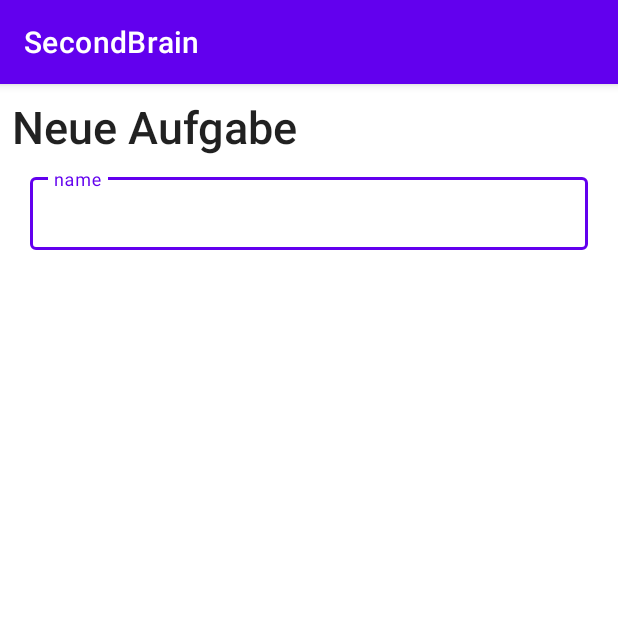
After one commit to SecondBrainPlanner/SecondBrain, an Android app: the fragment NewTaskSheet shown on its own in the app's theme, on a phone screen of 412 x 824 dp, the top half of it. The commit adds this screen. Run offline under Robolectric (Android 15) with nearby library versions, the phone set to English and light mode, and no system bars.

Commit message:
updated java version to 17 / added bottomSheetFragment
bottomSheetFragment:
added NewTaskSheet activity and xml

```diff
--- /dev/null
+++ b/app/src/main/java/io/github/secondbrainplanner/NewTaskSheet.kt
@@ -0,0 +1,57 @@
+package io.github.secondbrainplanner
+
+import android.os.Bundle
+import androidx.fragment.app.Fragment
+import android.view.LayoutInflater
+import android.view.View
+import android.view.ViewGroup
+
+// TODO: Rename parameter arguments, choose names that match
+// the fragment initialization parameters, e.g. ARG_ITEM_NUMBER
+private const val ARG_PARAM1 = "param1"
+private const val ARG_PARAM2 = "param2"
+
+/**
+ * A simple [Fragment] subclass.
+ * Use the [NewTaskSheet.newInstance] factory method to
+ * create an instance of this fragment.
+ */
+class NewTaskSheet : Fragment() {
+    // TODO: Rename and change types of parameters
+    private var param1: String? = null
+    private var param2: String? = null
+
+    override fun onCreate(savedInstanceState: Bundle?) {
+        super.onCreate(savedInstanceState)
+        arguments?.let {
+            param1 = it.getString(ARG_PARAM1)
+            param2 = it.getString(ARG_PARAM2)
+        }
+    }
+
+    override fun onCreateView(inflater: LayoutInflater, container: ViewGroup?,
+                              savedInstanceState: Bundle?): View? {
+        // Inflate the layout for this fragment
+        return inflater.inflate(R.layout.fragment_new_task_sheet, container, false)
+    }
+
+    companion object {
+        /**
+         * Use this factory method to create a new instance of
+         * this fragment using the provided parameters.
+         *
+         * @param param1 Parameter 1.
+         * @param param2 Parameter 2.
+         * @return A new instance of fragment NewTaskSheet.
+         */
+        // TODO: Rename and change types and number of parameters
+        @JvmStatic
+        fun newInstance(param1: String, param2: String) =
+                NewTaskSheet().apply {
+                    arguments = Bundle().apply {
+                        putString(ARG_PARAM1, param1)
+                        putString(ARG_PARAM2, param2)
+                    }
+                }
+    }
+}
--- /dev/null
+++ b/app/src/main/res/layout/fragment_new_task_sheet.xml
@@ -0,0 +1,39 @@
+<?xml version="1.0" encoding="utf-8"?>
+<LinearLayout
+    android:orientation="vertical"
+    xmlns:android="http://schemas.android.com/apk/res/android"
+    xmlns:tools="http://schemas.android.com/tools"
+    android:layout_width="match_parent"
+    android:layout_height="match_parent"
+    tools:context=".NewTaskSheet">
+
+
+    <TextView
+        android:layout_width="match_parent"
+        android:layout_height="wrap_content"
+        android:text="Neue Aufgabe"
+        android:textSize="30sp"
+        android:layout_marginTop="8dp"
+        android:layout_marginStart="8dp"
+        style="@style/TextAppearance.AppCompat.Title"/>
+
+    <!-- start name -->
+    <com.google.android.material.textfield.TextInputLayout
+        style="@style/Widget.MaterialComponents.TextInputLayout.OutlinedBox.Dense"
+        android:layout_width="match_parent"
+        android:layout_height="wrap_content"
+        android:layout_marginVertical="8dp"
+        android:layout_marginHorizontal="20dp">
+
+        <com.google.android.material.textfield.TextInputEditText
+            android:layout_width="match_parent"
+            android:layout_height="match_parent"
+            android:id="@+id/newTaskName"
+            android:hint="name">
+
+        </com.google.android.material.textfield.TextInputEditText>
+
+    </com.google.android.material.textfield.TextInputLayout>
+<!-- end name -->
+
+</LinearLayout>
--- a/app/src/main/res/values/strings.xml
+++ b/app/src/main/res/values/strings.xml
@@ -1,3 +1,5 @@
 <resources>
     <string name="app_name">SecondBrain</string>
+    <!-- TODO: Remove or change this placeholder text -->
+    <string name="hello_blank_fragment">Hello blank fragment</string>
 </resources>
--- a/build.gradle.kts
+++ b/build.gradle.kts
@@ -1,4 +1,5 @@
 // Top-level build file where you can add configuration options common to all sub-projects/modules.
 plugins {
     alias(libs.plugins.androidApplication) apply false
+    alias(libs.plugins.jetbrainsKotlinAndroid) apply false
 }
--- a/gradle/libs.versions.toml
+++ b/gradle/libs.versions.toml
@@ -7,6 +7,7 @@
 material = "1.12.0"
 activity = "1.8.0"
 constraintlayout = "2.1.4"
+kotlin = "1.9.0"
 
 [libraries]
 junit = { group = "junit", name = "junit", version.ref = "junit" }
@@ -19,3 +20,4 @@
 
 [plugins]
 androidApplication = { id = "com.android.application", version.ref = "agp" }
+jetbrainsKotlinAndroid = { id = "org.jetbrains.kotlin.android", version.ref = "kotlin" }
```
Also changed, not shown: app/build.gradle.kts (+7 -2 lines).
